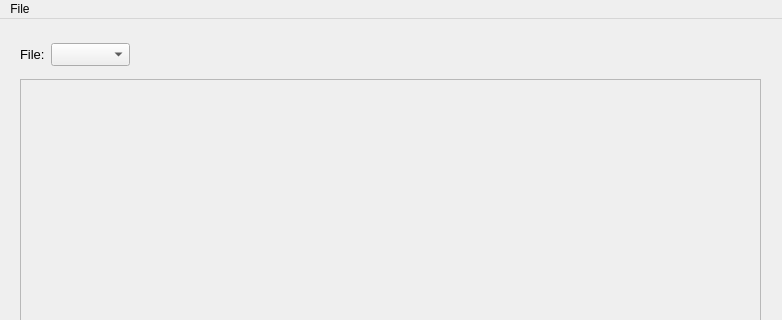
The window that mainwindow.ui (DariaGal/Pyramid) describes before a commit, drawn with Qt 5; both pictures show x 0 to 782 and y 0 to 320 of the 782 by 643 pixel window.
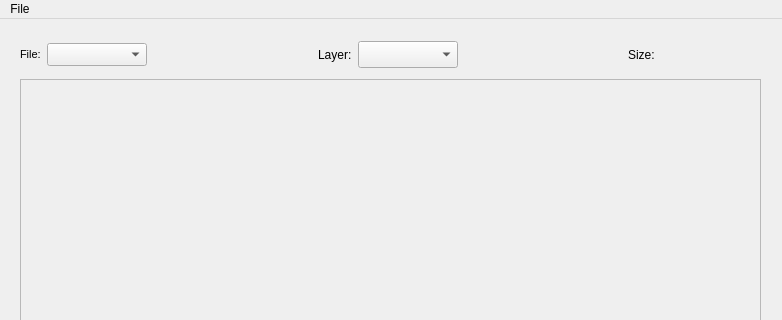
The same window after the commit.

```diff
--- a/mainwindow.ui
+++ b/mainwindow.ui
@@ -28,7 +28,7 @@
       <widget class="QLabel" name="label">
        <property name="font">
         <font>
-         <pointsize>10</pointsize>
+         <pointsize>8</pointsize>
         </font>
        </property>
        <property name="text">
@@ -37,7 +37,13 @@
       </widget>
      </item>
      <item>
-      <widget class="QComboBox" name="comboBox">
+      <widget class="QComboBox" name="comboBoxFile">
+       <property name="minimumSize">
+        <size>
+         <width>100</width>
+         <height>0</height>
+        </size>
+       </property>
        <property name="font">
         <font>
          <pointsize>10</pointsize>
@@ -58,6 +64,56 @@
        </property>
       </spacer>
      </item>
+     <item>
+      <widget class="QLabel" name="label_2">
+       <property name="text">
+        <string>Layer:</string>
+       </property>
+      </widget>
+     </item>
+     <item>
+      <widget class="QComboBox" name="comboBoxLayer">
+       <property name="minimumSize">
+        <size>
+         <width>100</width>
+         <height>27</height>
+        </size>
+       </property>
+      </widget>
+     </item>
+     <item>
+      <spacer name="horizontalSpacer_2">
+       <property name="orientation">
+        <enum>Qt::Horizontal</enum>
+       </property>
+       <property name="sizeHint" stdset="0">
+        <size>
+         <width>40</width>
+         <height>20</height>
+        </size>
+       </property>
+      </spacer>
+     </item>
+     <item>
+      <widget class="QLabel" name="label_3">
+       <property name="text">
+        <string>Size:</string>
+       </property>
+      </widget>
+     </item>
+     <item>
+      <widget class="QLabel" name="labelSize">
+       <property name="minimumSize">
+        <size>
+         <width>100</width>
+         <height>29</height>
+        </size>
+       </property>
+       <property name="text">
+        <string/>
+       </property>
+      </widget>
+     </item>
     </layout>
    </widget>
    <widget class="QScrollArea" name="scrollArea">
```
